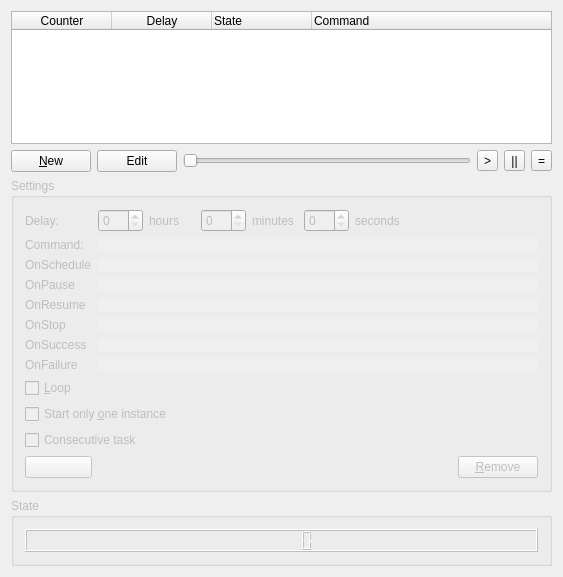
First picture: the form in prefwidget.ui, repository Osndok/ktimer, before the edit.
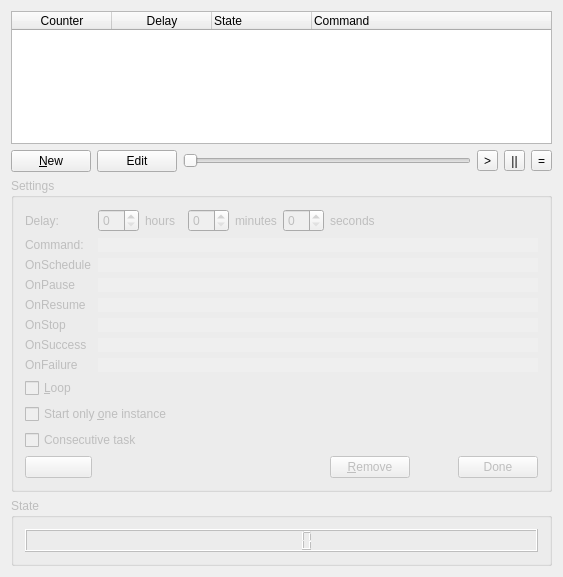
Second picture: the form after the edit. Custom widgets are drawn as their Qt base class.

Commit message: f: fix tab stops, add "done" button / #5

The edit to the form file:
```diff
--- a/prefwidget.ui
+++ b/prefwidget.ui
@@ -432,7 +432,7 @@
         </property>
        </widget>
       </item>
-      <item row="13" column="8">
+      <item row="13" column="6">
        <widget class="QPushButton" name="m_remove">
         <property name="toolTip">
          <string>Remove a task</string>
@@ -445,6 +445,13 @@
         </property>
        </widget>
       </item>
+      <item row="13" column="8">
+       <widget class="QPushButton" name="m_done">
+        <property name="text">
+         <string>Done</string>
+        </property>
+       </widget>
+      </item>
      </layout>
     </widget>
    </item>
```
Left out of the diff: 38 changed lines with no effect on the pictures. The commit also changes 1 other file.
